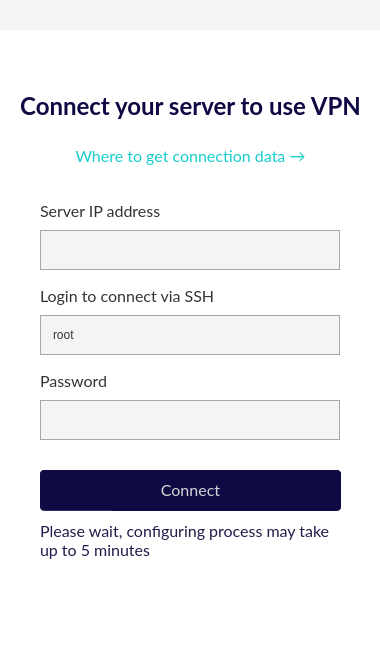
Above: client/ui/mainwindow.ui from amnezia-vpn/amnezia-client before the change. Below: the same form after it.
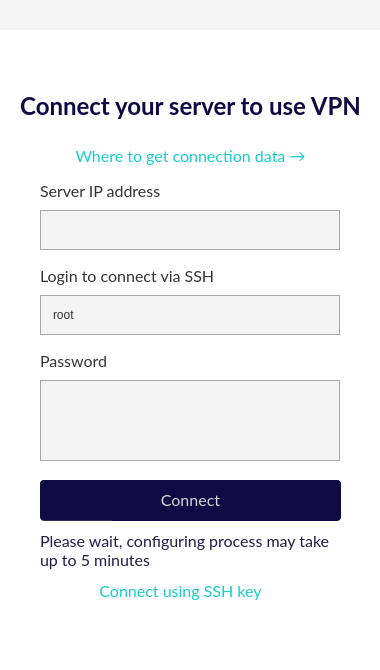
That is the form after the change. The open tabs and pages were chosen to show the change. Icons and pictures are not drawn. Custom widgets are drawn as their Qt base class.

Patch:
```diff
--- a/client/ui/mainwindow.ui
+++ b/client/ui/mainwindow.ui
@@ -251,10 +251,12 @@
       </rect>
      </property>
      <property name="styleSheet">
-      <string notr="true"/>
+      <string notr="true">QWidget {
+	background: white;
+}</string>
      </property>
      <property name="currentIndex">
-      <number>3</number>
+      <number>2</number>
      </property>
      <widget class="QWidget" name="page_start">
       <widget class="QLabel" name="label_23">
@@ -473,7 +475,7 @@
        <property name="geometry">
         <rect>
          <x>40</x>
-         <y>170</y>
+         <y>150</y>
          <width>171</width>
          <height>21</height>
         </rect>
@@ -498,7 +500,7 @@
        <property name="geometry">
         <rect>
          <x>40</x>
-         <y>255</y>
+         <y>235</y>
          <width>261</width>
          <height>21</height>
         </rect>
@@ -519,11 +521,11 @@
         <string>Login to connect via SSH</string>
        </property>
       </widget>
-      <widget class="QLabel" name="label_6">
+      <widget class="QLabel" name="label_new_server_password">
        <property name="geometry">
         <rect>
          <x>40</x>
-         <y>340</y>
+         <y>320</y>
          <width>171</width>
          <height>21</height>
         </rect>
@@ -548,7 +550,7 @@
        <property name="geometry">
         <rect>
          <x>40</x>
-         <y>200</y>
+         <y>180</y>
          <width>300</width>
          <height>40</height>
         </rect>
@@ -568,7 +570,7 @@
        <property name="geometry">
         <rect>
          <x>40</x>
-         <y>285</y>
+         <y>265</y>
          <width>300</width>
          <height>40</height>
         </rect>
@@ -588,7 +590,7 @@
        <property name="geometry">
         <rect>
          <x>40</x>
-         <y>370</y>
+         <y>350</y>
          <width>300</width>
          <height>40</height>
         </rect>
@@ -611,7 +613,7 @@
        <property name="geometry">
         <rect>
          <x>40</x>
-         <y>440</y>
+         <y>450</y>
          <width>301</width>
          <height>40</height>
         </rect>
@@ -672,7 +674,7 @@
        <property name="geometry">
         <rect>
          <x>40</x>
-         <y>440</y>
+         <y>450</y>
          <width>301</width>
          <height>41</height>
         </rect>
@@ -767,7 +769,7 @@
        <property name="geometry">
         <rect>
          <x>40</x>
-         <y>490</y>
+         <y>500</y>
          <width>301</width>
          <height>41</height>
         </rect>
@@ -779,11 +781,68 @@
         <bool>true</bool>
        </property>
       </widget>
+      <widget class="QPushButton" name="pushButton_new_server_connect_key">
+       <property name="geometry">
+        <rect>
+         <x>40</x>
+         <y>550</y>
+         <width>281</width>
+         <height>21</height>
+        </rect>
+       </property>
+       <property name="cursor">
+        <cursorShape>PointingHandCursor</cursorShape>
+       </property>
+       <property name="styleSheet">
+        <string notr="true">font-family: Lato;
+font-style: normal;
+font-weight: normal;
+font-size: 16px;
+line-height: 20px;
+text-align: center;
+
+/* акцент */
+color: #15CDCB;</string>
+       </property>
+       <property name="text">
+        <string>Connect using SSH key</string>
+       </property>
+       <property name="checkable">
+        <bool>true</bool>
+       </property>
+       <property name="checked">
+        <bool>true</bool>
+       </property>
+      </widget>
+      <widget class="QTextEdit" name="textEdit_new_server_ssh_key">
+       <property name="geometry">
+        <rect>
+         <x>40</x>
+         <y>350</y>
+         <width>300</width>
+         <height>81</height>
+        </rect>
+       </property>
+       <property name="styleSheet">
+        <string notr="true">background: #F4F4F4;
+
+/* grey */
+border: 1px solid #A7A7A7;
+color: #333333;</string>
+       </property>
+       <property name="html">
+        <string>&lt;!DOCTYPE HTML PUBLIC &quot;-//W3C//DTD HTML 4.0//EN&quot; &quot;http://www.w3.org/TR/REC-html40/strict.dtd&quot;&gt;
+&lt;html&gt;&lt;head&gt;&lt;meta name=&quot;qrichtext&quot; content=&quot;1&quot; /&gt;&lt;style type=&quot;text/css&quot;&gt;
+p, li { white-space: pre-wrap; }
+&lt;/style&gt;&lt;/head&gt;&lt;body style=&quot; font-family:'Lato'; font-size:16px; font-weight:400; font-style:normal;&quot;&gt;
+&lt;p style=&quot;-qt-paragraph-type:empty; margin-top:0px; margin-bottom:0px; margin-left:0px; margin-right:0px; -qt-block-indent:0; text-indent:0px;&quot;&gt;&lt;br /&gt;&lt;/p&gt;&lt;/body&gt;&lt;/html&gt;</string>
+       </property>
+      </widget>
       <zorder>progressBar_new_server_connection</zorder>
       <zorder>label_2</zorder>
       <zorder>label_4</zorder>
       <zorder>label_5</zorder>
-      <zorder>label_6</zorder>
+      <zorder>label_new_server_password</zorder>
       <zorder>lineEdit_new_server_ip</zorder>
       <zorder>lineEdit_new_server_login</zorder>
       <zorder>lineEdit_new_server_password</zorder>
@@ -792,6 +851,8 @@
       <zorder>pushButton_back_from_new_server</zorder>
       <zorder>label_7</zorder>
       <zorder>label_new_server_wait_info</zorder>
+      <zorder>pushButton_new_server_connect_key</zorder>
+      <zorder>textEdit_new_server_ssh_key</zorder>
      </widget>
      <widget class="QWidget" name="page_vpn">
       <property name="styleSheet">
@@ -976,7 +1037,8 @@
         <cursorShape>PointingHandCursor</cursorShape>
        </property>
        <property name="styleSheet">
-        <string notr="true">image: url(:/images/settings.png);</string>
+        <string notr="true">image: url(:/images/settings.png);
+background: transparent</string>
        </property>
        <property name="text">
         <string/>
```
